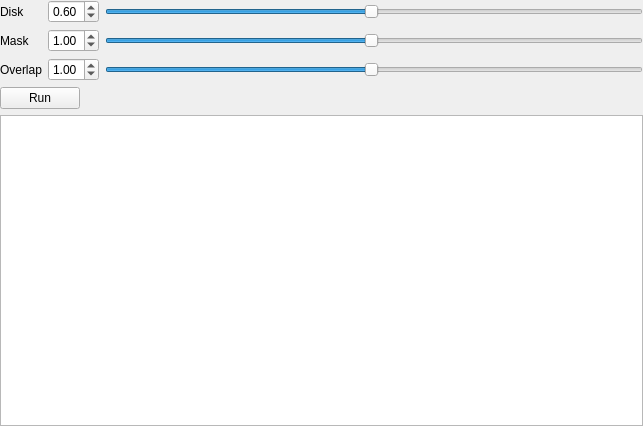
Qt form arachnid/core/gui/pyui/AutoPickUI.ui (ezralanglois/arachnid) before a commit.
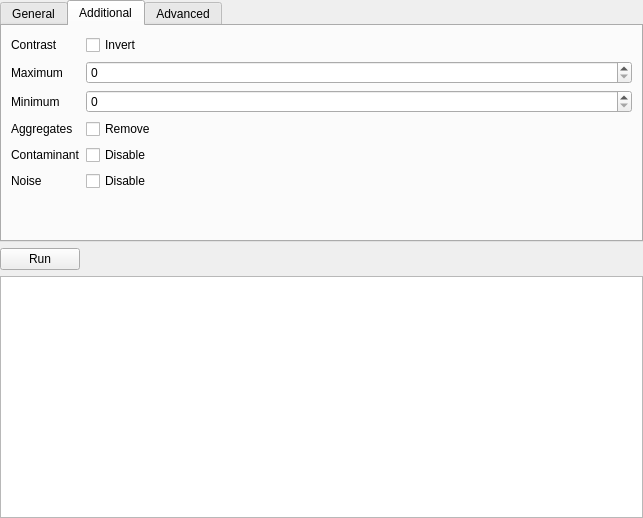
The same form after that commit. Icons and pictures are not drawn.

Commit message: Added additional autopicker controls

Patch:
```diff
--- a/arachnid/core/gui/pyui/AutoPickUI.ui
+++ b/arachnid/core/gui/pyui/AutoPickUI.ui
@@ -7,7 +7,7 @@
     <x>0</x>
     <y>0</y>
     <width>643</width>
-    <height>426</height>
+    <height>518</height>
    </rect>
   </property>
   <property name="windowTitle">
@@ -18,6 +18,28 @@
     <number>0</number>
    </property>
    <item>
+    <widget class="QTabWidget" name="autoPickTabWidget">
+     <property name="currentIndex">
+      <number>1</number>
+     </property>
+     <widget class="QWidget" name="tab">
+      <attribute name="title">
+       <string>General</string>
+      </attribute>
+      <layout class="QVBoxLayout" name="verticalLayout_2">
+       <property name="leftMargin">
+        <number>0</number>
+       </property>
+       <property name="topMargin">
+        <number>6</number>
+       </property>
+       <property name="rightMargin">
+        <number>0</number>
+       </property>
+       <property name="bottomMargin">
+        <number>0</number>
+       </property>
+       <item>
     <widget class="QWidget" name="widget_4" native="true">
      <layout class="QGridLayout" name="gridLayout">
       <property name="margin">
@@ -209,7 +231,203 @@
         </property>
        </widget>
       </item>
-     </layout>
+          <item row="7" column="2">
+           <spacer name="verticalSpacer">
+            <property name="orientation">
+             <enum>Qt::Vertical</enum>
+            </property>
+            <property name="sizeHint" stdset="0">
+             <size>
+              <width>20</width>
+              <height>40</height>
+             </size>
+            </property>
+           </spacer>
+          </item>
+         </layout>
+        </widget>
+       </item>
+      </layout>
+     </widget>
+     <widget class="QWidget" name="tab_2">
+      <attribute name="title">
+       <string>Additional</string>
+      </attribute>
+      <layout class="QFormLayout" name="formLayout">
+       <item row="0" column="0">
+        <widget class="QLabel" name="label">
+         <property name="text">
+          <string>Contrast</string>
+         </property>
+        </widget>
+       </item>
+       <item row="0" column="1">
+        <widget class="QCheckBox" name="contrastInvertCheckBox">
+         <property name="toolTip">
+          <string>Invert the contrast of CCD micrographs (--invert)</string>
+         </property>
+         <property name="statusTip">
+          <string>invert</string>
+         </property>
+         <property name="text">
+          <string>Invert</string>
+         </property>
+        </widget>
+       </item>
+       <item row="1" column="0">
+        <widget class="QLabel" name="label_2">
+         <property name="text">
+          <string>Maximum</string>
+         </property>
+        </widget>
+       </item>
+       <item row="1" column="1">
+        <widget class="QSpinBox" name="maximumParticleSpinBox">
+         <property name="toolTip">
+          <string>Limit on number of particles, 0 means give all (--limit)</string>
+         </property>
+         <property name="statusTip">
+          <string>limit</string>
+         </property>
+        </widget>
+       </item>
+       <item row="2" column="0">
+        <widget class="QLabel" name="label_4">
+         <property name="text">
+          <string>Minimum</string>
+         </property>
+        </widget>
+       </item>
+       <item row="2" column="1">
+        <widget class="QSpinBox" name="minimumParticleSpinBox">
+         <property name="toolTip">
+          <string>Minimum number of particles for threshold selection (--threshold-minimum)</string>
+         </property>
+         <property name="statusTip">
+          <string>threshold_minimum</string>
+         </property>
+        </widget>
+       </item>
+       <item row="3" column="0">
+        <widget class="QLabel" name="label_5">
+         <property name="text">
+          <string>Aggregates</string>
+         </property>
+        </widget>
+       </item>
+       <item row="3" column="1">
+        <widget class="QCheckBox" name="aggregateCheckBox">
+         <property name="toolTip">
+          <string>Use difference of Gaussian to remove possible aggergates, only use this option if there are many (--remove-aggregates)</string>
+         </property>
+         <property name="statusTip">
+          <string>remove_aggregates</string>
+         </property>
+         <property name="text">
+          <string>Remove</string>
+         </property>
+        </widget>
+       </item>
+       <item row="4" column="0">
+        <widget class="QLabel" name="label_8">
+         <property name="text">
+          <string>Contaminant</string>
+         </property>
+        </widget>
+       </item>
+       <item row="4" column="1">
+        <widget class="QCheckBox" name="contaminantCheckBox">
+         <property name="toolTip">
+          <string>Disable bad particle removal (--disable-prune)</string>
+         </property>
+         <property name="statusTip">
+          <string>disable_prune</string>
+         </property>
+         <property name="text">
+          <string>Disable</string>
+         </property>
+        </widget>
+       </item>
+       <item row="5" column="0">
+        <widget class="QLabel" name="label_10">
+         <property name="text">
+          <string>Noise</string>
+         </property>
+        </widget>
+       </item>
+       <item row="5" column="1">
+        <widget class="QCheckBox" name="noiseCheckBox">
+         <property name="toolTip">
+          <string>Disable noise thresholding (--disable-threshold)</string>
+         </property>
+         <property name="statusTip">
+          <string>disable_threshold</string>
+         </property>
+         <property name="text">
+          <string>Disable</string>
+         </property>
+        </widget>
+       </item>
+      </layout>
+     </widget>
+     <widget class="QWidget" name="tab_3">
+      <attribute name="title">
+       <string>Advanced</string>
+      </attribute>
+      <layout class="QFormLayout" name="formLayout_2">
+       <item row="0" column="0">
+        <widget class="QLabel" name="label_3">
+         <property name="text">
+          <string>PCA Mode</string>
+         </property>
+        </widget>
+       </item>
+       <item row="0" column="1">
+        <widget class="QSpinBox" name="pcaModeSpinBox">
+         <property name="toolTip">
+          <string>et the PCA mode for outlier removal: 0: auto, &lt;1: energy, &gt;=1: number of eigen vectors (--pca-mode)</string>
+         </property>
+         <property name="statusTip">
+          <string>pca_mode</string>
+         </property>
+        </widget>
+       </item>
+       <item row="1" column="0">
+        <widget class="QLabel" name="label_11">
+         <property name="text">
+          <string>Size Cutoff</string>
+         </property>
+        </widget>
+       </item>
+       <item row="1" column="1">
+        <widget class="QDoubleSpinBox" name="sizeCutoffDoubleSpinBox">
+         <property name="toolTip">
+          <string>Cutoff for real space PCA (--real-space-nstd)</string>
+         </property>
+         <property name="statusTip">
+          <string>real_space_nstd</string>
+         </property>
+        </widget>
+       </item>
+       <item row="2" column="0">
+        <widget class="QLabel" name="label_12">
+         <property name="text">
+          <string>Amplitude Cutoff</string>
+         </property>
+        </widget>
+       </item>
+       <item row="2" column="1">
+        <widget class="QDoubleSpinBox" name="amplitudeCutoffDoubleSpinBox">
+         <property name="toolTip">
+          <string>Cutoff for Fourier space PCA (--nstd-pw)</string>
+         </property>
+         <property name="statusTip">
+          <string>nstd_pw</string>
+         </property>
+        </widget>
+       </item>
+      </layout>
+     </widget>
     </widget>
    </item>
    <item>
```
Left out of the diff: 9 changed lines with no effect on the pictures. Lines whose indentation alone changed are shown as unchanged. The commit also changes 3 other files.
